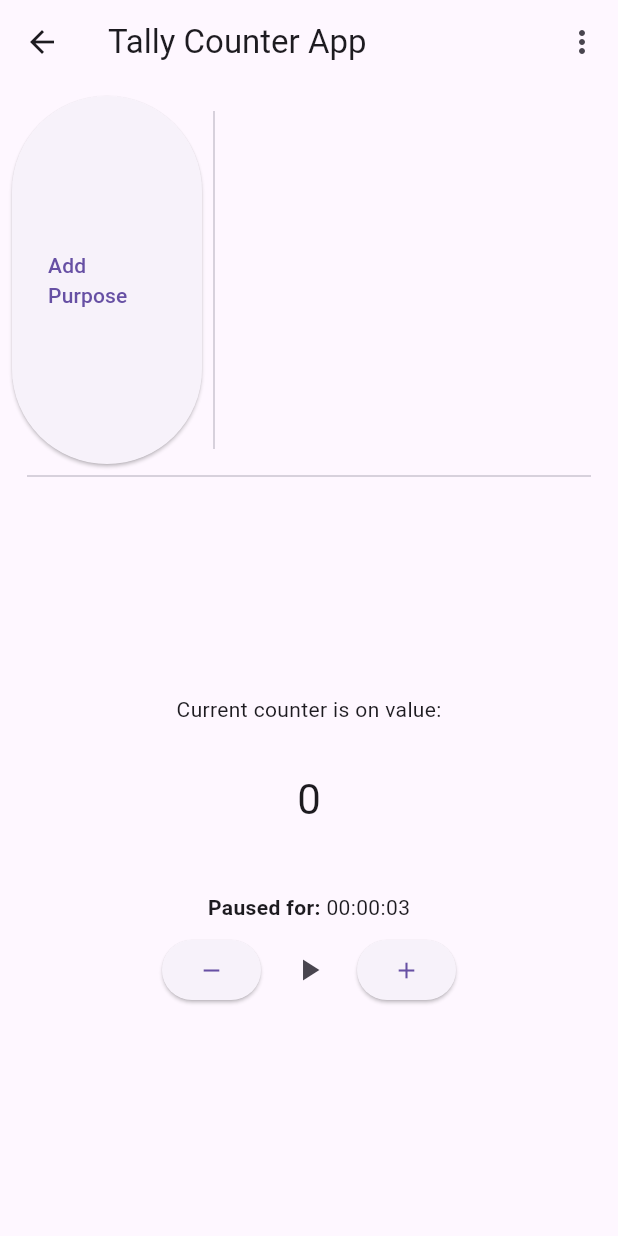
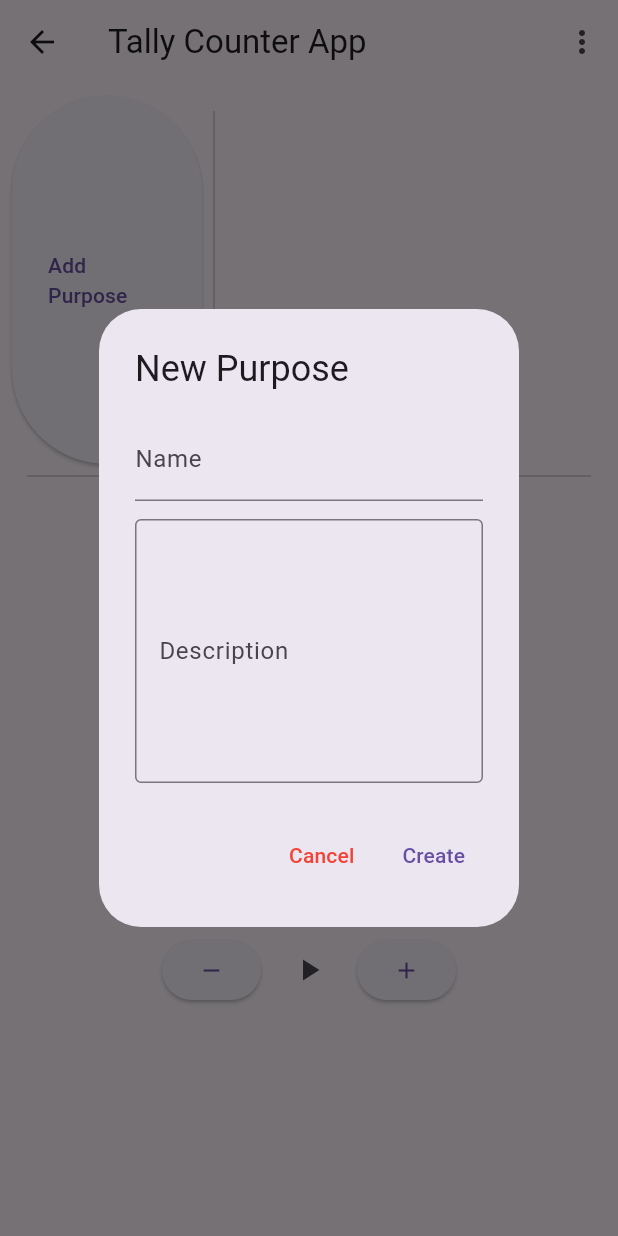
Before and after one commit to Jictyvoo/TallyCounterFlutter, a Flutter app: the HomePage screen opened by its route, after a tap on "Add Purpose", on a phone screen of 412 x 824 dp. Run offline on Flutter 3.47's test engine with Material 2 defaults, Android fonts, the phone set to English and light mode, and no system bars; our stand-ins replace flutter_modular, isar, permission_handler; missing offline and left inert: filesystem_picker; accounts and stored records are empty; generated files the repository leaves out were written again; statements that could not run were skipped.

Commit message:
:tiger: feat: [WIP] Implement CreatePurpose dialog

```diff
--- a/lib/app/pages/counter/counter_page.dart
+++ b/lib/app/pages/counter/counter_page.dart
@@ -2,7 +2,7 @@ import 'package:flutter/material.dart';
 import 'package:flutter_modular/flutter_modular.dart';
 
 import 'counter_store.dart';
-import 'widgets/change_value_dialog.dart';
+import 'dialogs/change_value_dialog.dart';
 import 'widgets/pause_duration_timer_widget.dart';
 
 class CounterPage extends StatefulWidget {
--- a/lib/app/pages/counter/widgets/change_value_dialog.dart
+++ b/lib/app/pages/counter/dialogs/change_value_dialog.dart
@@ -16,6 +16,7 @@ class ChangeValueDialog extends StatelessWidget {
     return AlertDialog(
       title: const Text('Change Counter value'),
       content: TextField(
+        keyboardType: TextInputType.number,
         inputFormatters: [FilteringTextInputFormatter.digitsOnly],
         controller: _setValueController,
       ),
--- /dev/null
+++ b/lib/app/pages/counter/dialogs/create_purpose_dialog.dart
@@ -0,0 +1,65 @@
+import 'package:flutter/material.dart';
+
+class CreatePurposeDialog extends StatelessWidget {
+  final TextEditingController _nameController;
+  final TextEditingController _descriptionController;
+  final void Function(String, String)? onFormSubmit;
+
+  CreatePurposeDialog({Key? key, this.onFormSubmit})
+      : _nameController = TextEditingController(),
+        _descriptionController = TextEditingController(),
+        super(key: key);
+
+  @override
+  Widget build(BuildContext context) {
+    return AlertDialog(
+      title: const Text('New Purpose'),
+      content: SingleChildScrollView(
+        child: Column(
+          mainAxisSize: MainAxisSize.min,
+          children: [
+            TextField(
+              maxLength: 36,
+              decoration: const InputDecoration(
+                labelText: 'Name',
+                counterText: '',
+              ),
+              controller: _nameController,
+            ),
+            const SizedBox(height: 12),
+            TextField(
+              maxLines: 6,
+              decoration: const InputDecoration(
+                labelText: 'Description',
+                alignLabelWithHint: false, // true to put at the start
+                border: OutlineInputBorder(),
+              ),
+              controller: _descriptionController,
+            )
+          ],
+        ),
+      ),
+      actions: [
+        TextButton(
+          onPressed: () {
+            Navigator.of(context).pop();
+          },
+          style: TextButton.styleFrom(
+            primary: Colors.red,
+          ),
+          child: const Text('Cancel'),
+        ),
+        TextButton(
+          onPressed: () {
+            Navigator.of(context).pop();
+            onFormSubmit?.call(
+              _nameController.value.text,
+              _descriptionController.value.text,
+            );
+          },
+          child: const Text('Create'),
+        )
+      ],
+    );
+  }
+}
--- a/lib/app/pages/counter/widgets/purpose_selector.dart
+++ b/lib/app/pages/counter/widgets/purpose_selector.dart
@@ -2,6 +2,8 @@ import 'package:flutter/material.dart';
 import 'package:flutter_modular/flutter_modular.dart';
 import 'package:tally_counter/app/core/domain/models/dtos/purpose_dto.dart';
 import 'package:tally_counter/app/pages/counter/purpose_store.dart';
+
+import '../dialogs/create_purpose_dialog.dart';
 
 class PurposeSelector extends StatefulWidget {
   final void Function(PurposeDTO)? onPurposeSelected;
@@ -31,9 +33,28 @@ class _PurposeSelectorState extends State<PurposeSelector> {
   }
 
   void _addPurposeHandler() {
-    _purposeStore.addPurpose(PurposeDTO(name: 'OIIOadsOR'), true).then((_) {
-      setState(() {});
-    });
+    showDialog(
+      context: context,
+      builder: (context) => CreatePurposeDialog(
+        onFormSubmit: (name, description) {
+          final newPurpose = PurposeDTO(
+            name: name,
+            description: description,
+          );
+          _purposeStore.addPurpose(newPurpose, true).then((success) {
+            if (success) {
+              setState(() {});
+            } else {
+              ScaffoldMessenger.of(context).showSnackBar(
+                const SnackBar(
+                  content: Text('Failed to add purpose'),
+                ),
+              );
+            }
+          });
+        },
+      ),
+    );
   }
 
   void _handleSelection(int index) {
```
Also changed, not shown: lib/app/core/infra/repositories/purpose_repository_isar.dart (+7 -1 lines).
